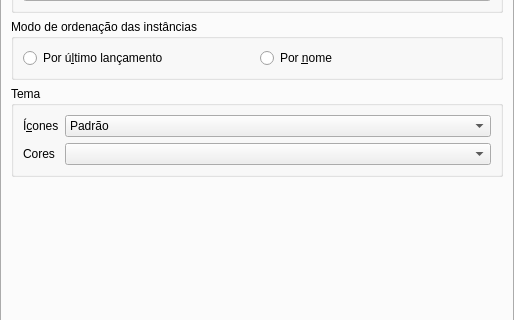
The window that launcher/ui/pages/global/LauncherPage.ui (Chrispsz/Launcher) describes before a commit, drawn with Qt 5; both pictures show x 0 to 514 and y 85 to 405 of the 514 by 629 pixel window.
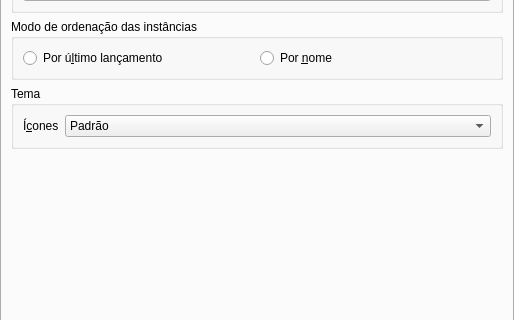
The same window after the commit. The open tabs and pages were chosen to show the change.

Commit message:
cleanup: tema escuro obrigatório, remover BrightTheme/SystemTheme, limpar ícones quebrados
- Removido BrightTheme e SystemTheme (arquivos e registros)
- Apenas DarkTheme registrado — tema padrão e único
- Removido seletor 'Cores' da UI (sem escolha = sem combo box)
- Removido ícones não compilados: pe_blue, OSX, iOS, Personalizado
- Ícones disponíveis: Padrão, Escuros, Claros, Coloridos, Flat

The edit to the form file:
```diff
--- a/launcher/ui/pages/global/LauncherPage.ui
+++ b/launcher/ui/pages/global/LauncherPage.ui
@@ -282,29 +282,7 @@
             </item>
            </widget>
           </item>
-          <item row="1" column="1">
-           <widget class="QComboBox" name="themeComboBoxColors">
-            <property name="sizePolicy">
-             <sizepolicy hsizetype="Expanding" vsizetype="Fixed">
-              <horstretch>0</horstretch>
-              <verstretch>0</verstretch>
-             </sizepolicy>
-            </property>
-            <property name="focusPolicy">
-             <enum>Qt::StrongFocus</enum>
-            </property>
-           </widget>
-          </item>
-          <item row="1" column="0">
-           <widget class="QLabel" name="label_4">
-            <property name="text">
-             <string>Cores</string>
-            </property>
-            <property name="buddy">
-             <cstring>themeComboBoxColors</cstring>
-            </property>
-           </widget>
-          </item>
+
          </layout>
         </widget>
        </item>
```
Left out of the diff: 21 changed lines with no effect on the pictures. The commit also changes 7 other files.
